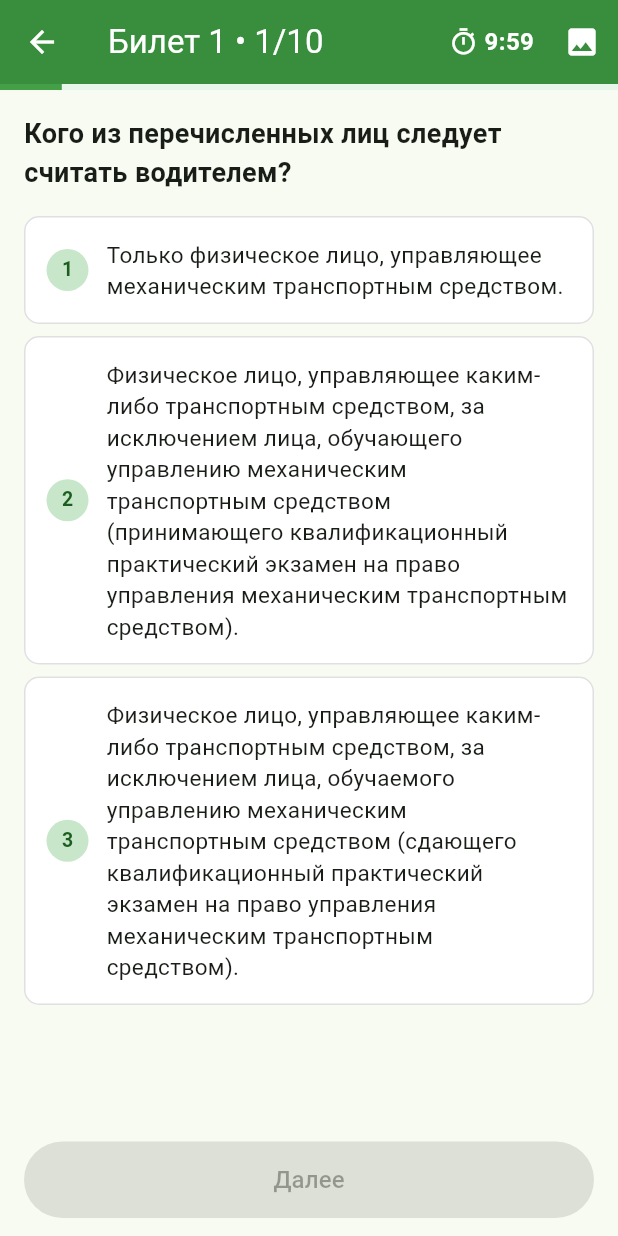
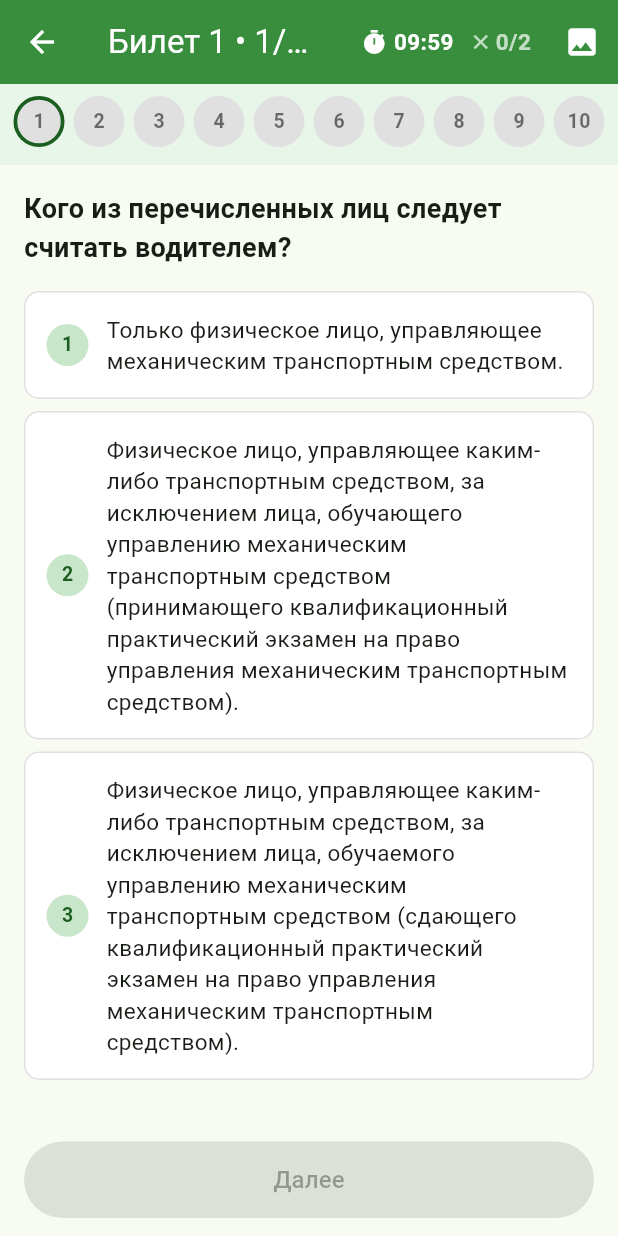
Before and after one commit to yaru1337/traktor_bilet, a Flutter app: the screen it shows after launch, after a tap on an icon or button, on a phone screen of 412 x 824 dp. Run offline on Flutter 3.47's test engine with Material 3 defaults, Android fonts, the phone set to English and light mode, and no system bars; project files that could hold a hidden picture were left out.

Commit message:
Update tickets

```diff
--- a/lib/screens/quiz_screen.dart
+++ b/lib/screens/quiz_screen.dart
@@ -1,15 +1,11 @@
 import 'dart:async';
-import 'dart:ui' show FontFeature;
-
 import 'package:flutter/material.dart';
-
 import '../models.dart';
+import 'result_screen.dart';
 import 'photo_screen.dart';
-import 'result_screen.dart';
 
 class QuizScreen extends StatefulWidget {
   final Ticket ticket;
-
   const QuizScreen({super.key, required this.ticket});
 
   @override
@@ -17,30 +13,22 @@ class QuizScreen extends StatefulWidget {
 }
 
 class _QuizScreenState extends State<QuizScreen> {
+  static const int examDurationSeconds = 10 * 60; // 10 минут
+  static const int maxMistakes = 2;
+
   int currentIndex = 0;
-  int? selected;
-  int correctCount = 0;
-  int mistakes = 0;
+  late List<int> answers;
 
-  static const int maxMistakes = 1;
-  static const int secondsPerQuestion = 60;
-  late int secondsLeft;
   Timer? _timer;
+  int secondsLeft = examDurationSeconds;
+  bool finished = false;
+  String? _finishReason; // 'time' | 'mistakes' | null
 
   @override
   void initState() {
     super.initState();
-    secondsLeft = secondsPerQuestion * widget.ticket.questions.length;
-    _timer = Timer.periodic(const Duration(seconds: 1), (_) {
-      if (!mounted) return;
-      setState(() {
-        secondsLeft--;
-        if (secondsLeft <= 0) {
-          _timer?.cancel();
-          _finish();
-        }
-      });
-    });
+    answers = List<int>.filled(widget.ticket.questions.length, -1);
+    _startTimer();
   }
 
   @override
@@ -49,58 +37,109 @@ class _QuizScreenState extends State<QuizScreen> {
     super.dispose();
   }
 
-  void _finish() {
+  void _startTimer() {
+    _timer = Timer.periodic(const Duration(seconds: 1), (t) {
+      if (finished) return;
+      setState(() {
+        secondsLeft--;
+      });
+      if (secondsLeft <= 0) {
+        _finish('time');
+      }
+    });
+  }
+
+  // ----- геттеры -----
+
+  Question get q => widget.ticket.questions[currentIndex];
+  bool get isAnswered => answers[currentIndex] != -1;
+  int get selected => answers[currentIndex];
+  bool get isLast => currentIndex == widget.ticket.questions.length - 1;
+  int get answeredCount => answers.where((a) => a != -1).length;
+  bool get allAnswered => answeredCount == widget.ticket.questions.length;
+
+  int get correctCount {
+    int count = 0;
+    for (int i = 0; i < widget.ticket.questions.length; i++) {
+      if (answers[i] == widget.ticket.questions[i].correct) count++;
+    }
+    return count;
+  }
+
+  int get wrongCount {
+    int count = 0;
+    for (int i = 0; i < widget.ticket.questions.length; i++) {
+      if (answers[i] != -1 && answers[i] != widget.ticket.questions[i].correct) {
+        count++;
+      }
+    }
+    return count;
+  }
+
+  String get _timeLabel {
+    final m = (secondsLeft ~/ 60).toString().padLeft(2, '0');
+    final s = (secondsLeft % 60).toString().padLeft(2, '0');
+    return '$m:$s';
+  }
+
+  Color get _timeColor {
+    if (secondsLeft <= 30) return Colors.red.shade300;
+    if (secondsLeft <= 60) return Colors.orange.shade300;
+    return Colors.white;
+  }
+
+  // ----- действия -----
+
+  void _answer(int index) {
+    if (finished) return;
+    setState(() {
+      answers[currentIndex] = index;
+    });
+    // Проверяем, не набралось ли 2 ошибки
+    if (wrongCount >= maxMistakes) {
+      _finish('mistakes');
+    }
+  }
+
+  void _goTo(int index) {
+    if (finished) return;
+    setState(() => currentIndex = index);
+  }
+
+  void _next() {
+    if (isLast) {
+      if (allAnswered) {
+        _finish(null);
+      } else {
+        final firstUnanswered = answers.indexOf(-1);
+        if (firstUnanswered != -1) {
+          setState(() => currentIndex = firstUnanswered);
+        }
+      }
+    } else {
+      setState(() => currentIndex++);
+    }
+  }
+
+  void _finish(String? reason) {
+    if (finished) return;
+    finished = true;
+    _timer?.cancel();
+    _finishReason = reason;
+
     Navigator.pushReplacement(
       context,
       MaterialPageRoute(
         builder: (_) => ResultScreen(
           ticket: widget.ticket,
           correct: correctCount,
+          failReason: reason,
         ),
       ),
     );
   }
 
-  Question get q => widget.ticket.questions[currentIndex];
-  bool get isLast => currentIndex == widget.ticket.questions.length - 1;
-  bool get isAnswered => selected != null;
-
-  void _answer(int index) {
-    if (isAnswered) return;
-
-    final isCorrect = index == q.correct;
-
-    setState(() {
-      selected = index;
-      if (isCorrect) {
-        correctCount++;
-      } else {
-        mistakes++;
-      }
-    });
-
-    // Вторая ошибка — сразу завершаем билет
-    if (mistakes > maxMistakes) {
-      _timer?.cancel();
-      Future.delayed(const Duration(milliseconds: 700), () {
-        if (mounted) _finish();
-      });
-    }
-  }
-
-  void _next() {
-    if (isLast) {
-      _timer?.cancel();
-      _finish();
-    } else {
-      setState(() {
-        currentIndex++;
-        selected = null;
-      });
-    }
-  }
-
-  void _openTicketPhoto() {
+  void _openPhoto() {
     Navigator.push(
       context,
       MaterialPageRoute(
@@ -110,18 +149,6 @@ class _QuizScreenState extends State<QuizScreen> {
         ),
       ),
     );
-  }
-
-  String get _timeLabel {
-    final m = secondsLeft ~/ 60;
-    final s = secondsLeft % 60;
-    return '$m:${s.toString().padLeft(2, '0')}';
-  }
-
-  Color get _timeColor {
-    if (secondsLeft <= 60) return Colors.red.shade400;
-    if (secondsLeft <= 180) return Colors.orange.shade400;
-    return Colors.white;
   }
 
   Color? _optionColor(int i) {
@@ -138,10 +165,23 @@ class _QuizScreenState extends State<QuizScreen> {
     return null;
   }
 
+  Color _tabColor(int i) {
+    if (answers[i] == -1) return Colors.grey.shade300;
+    return answers[i] == widget.ticket.questions[i].correct
+        ? Colors.green.shade500
+        : Colors.red.shade500;
+  }
+
+  String get _buttonLabel {
+    if (isLast) {
+      return allAnswered ? 'Завершить' : 'К неотвеченному';
+    }
+    return 'Далее';
+  }
+
   @override
   Widget build(BuildContext context) {
     final total = widget.ticket.questions.length;
-    final blocked = mistakes > maxMistakes;
 
     return Scaffold(
       appBar: AppBar(
@@ -149,69 +189,121 @@ class _QuizScreenState extends State<QuizScreen> {
         backgroundColor: Colors.green.shade700,
         foregroundColor: Colors.white,
         actions: [
-          Center(
-            child: Padding(
-              padding: const EdgeInsets.symmetric(horizontal: 8),
+          // Таймер
+          Padding(
+            padding: const EdgeInsets.symmetric(horizontal: 10),
             child: Row(
               children: [
-                  Icon(Icons.timer_outlined, size: 20, color: _timeColor),
+                Icon(Icons.timer, size: 18, color: _timeColor),
                 const SizedBox(width: 4),
                 Text(
                   _timeLabel,
                   style: TextStyle(
                     color: _timeColor,
-                      fontSize: 16,
                     fontWeight: FontWeight.bold,
+                    fontSize: 15,
                     fontFeatures: const [FontFeature.tabularFigures()],
                   ),
                 ),
               ],
             ),
           ),
+          // Счётчик ошибок
+          Padding(
+            padding: const EdgeInsets.only(right: 10),
+            child: Row(
+              children: [
+                Icon(
+                  Icons.close,
+                  size: 16,
+                  color: wrongCount == 0
+                      ? Colors.white70
+                      : Colors.red.shade300,
+                ),
+                const SizedBox(width: 2),
+                Text(
+                  '$wrongCount/$maxMistakes',
+                  style: TextStyle(
+                    color: wrongCount == 0
+                        ? Colors.white70
+                        : Colors.red.shade300,
+                    fontWeight: FontWeight.bold,
+                    fontSize: 15,
+                  ),
+                ),
+              ],
+            ),
           ),
           IconButton(
             tooltip: 'Фото билета',
             icon: const Icon(Icons.image),
-            onPressed: _openTicketPhoto,
+            onPressed: _openPhoto,
           ),
         ],
       ),
       body: Column(
         children: [
+          // ---- Панель с номерами ----
+          Container(
+            color: Colors.green.shade50,
+            padding: const EdgeInsets.symmetric(vertical: 8, horizontal: 6),
+            child: SingleChildScrollView(
+              scrollDirection: Axis.horizontal,
+              child: Row(
+                mainAxisAlignment: MainAxisAlignment.center,
+                children: List.generate(total, (i) {
+                  final isCurrent = i == currentIndex;
+                  return Padding(
+                    padding: const EdgeInsets.symmetric(horizontal: 3),
+                    child: InkWell(
+                      onTap: () => _goTo(i),
+                      customBorder: const CircleBorder(),
+                      child: Container(
+                        width: 34,
+                        height: 34,
+                        decoration: BoxDecoration(
+                          color: _tabColor(i),
+                          shape: BoxShape.circle,
+                          border: isCurrent
+                              ? Border.all(
+                                  color: Colors.green.shade900,
+                                  width: 2.5,
+                                )
+                              : null,
+                        ),
+                        alignment: Alignment.center,
+                        child: Text(
+                          '${i + 1}',
+                          style: TextStyle(
+                            color: answers[i] == -1
+                                ? Colors.black54
+                                : Colors.white,
+                            fontWeight: FontWeight.bold,
+                            fontSize: 13,
+                          ),
+                        ),
+                      ),
+                    ),
+                  );
+                }),
+              ),
+            ),
+          ),
+
+          // ---- Прогресс ----
           LinearProgressIndicator(
-            value: (currentIndex + 1) / total,
+            value: answeredCount / total,
             backgroundColor: Colors.green.shade50,
             valueColor: AlwaysStoppedAnimation(Colors.green.shade600),
           ),
+
+          // ---- Вопрос и варианты ----
           Expanded(
             child: SingleChildScrollView(
               padding: const EdgeInsets.all(16),
               child: Column(
                 crossAxisAlignment: CrossAxisAlignment.stretch,
                 children: [
-                  if (q.image != null && q.image!.isNotEmpty)
-                    Padding(
-                      padding: const EdgeInsets.only(bottom: 12),
-                      child: GestureDetector(
-                        onTap: () => Navigator.push(
-                          context,
-                          MaterialPageRoute(
-                            builder: (_) => PhotoScreen(
-                              imagePath: q.image!,
-                              title: 'Иллюстрация',
-                            ),
-                          ),
-                        ),
-                        child: ClipRRect(
-                          borderRadius: BorderRadius.circular(10),
-                          child: Image.asset(
-                            q.image!,
-                            fit: BoxFit.contain,
-                            errorBuilder: (_, __, ___) => const SizedBox.shrink(),
-                          ),
-                        ),
-                      ),
-                    ),
                   Text(
                     q.text,
                     style: const TextStyle(
@@ -228,7 +320,7 @@ class _QuizScreenState extends State<QuizScreen> {
                         borderRadius: BorderRadius.circular(10),
                         child: InkWell(
                           borderRadius: BorderRadius.circular(10),
-                          onTap: (isAnswered || blocked) ? null : () => _answer(i),
+                          onTap: () => _answer(i),
                           child: Container(
                             padding: const EdgeInsets.symmetric(
                               horizontal: 14,
@@ -273,19 +365,21 @@ class _QuizScreenState extends State<QuizScreen> {
               ),
             ),
           ),
+
+          // ---- Кнопка ----
           SafeArea(
             child: Padding(
               padding: const EdgeInsets.fromLTRB(16, 8, 16, 12),
               child: SizedBox(
                 width: double.infinity,
                 child: FilledButton(
-                  onPressed: (isAnswered && !blocked) ? _next : null,
+                  onPressed: isAnswered ? _next : null,
                   style: FilledButton.styleFrom(
                     backgroundColor: Colors.green.shade700,
                     padding: const EdgeInsets.symmetric(vertical: 14),
                   ),
                   child: Text(
-                    isLast ? 'Завершить' : 'Далее',
+                    _buttonLabel,
                     style: const TextStyle(fontSize: 16),
                   ),
                 ),
```
Also changed, not shown: lib/screens/result_screen.dart (+29 -6 lines), assets/assets/tickets.json, assets/fonts/MaterialIcons-Regular.otf, assets/tickets.json, 2 other files. Lines whose indentation alone changed are shown as unchanged.
